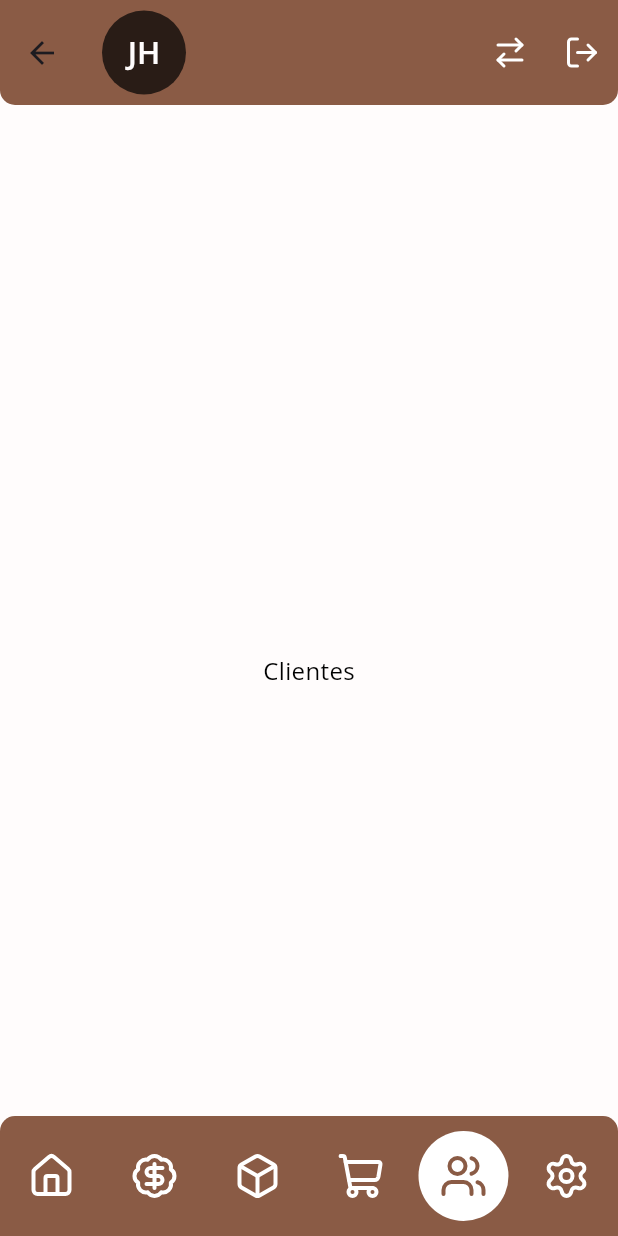
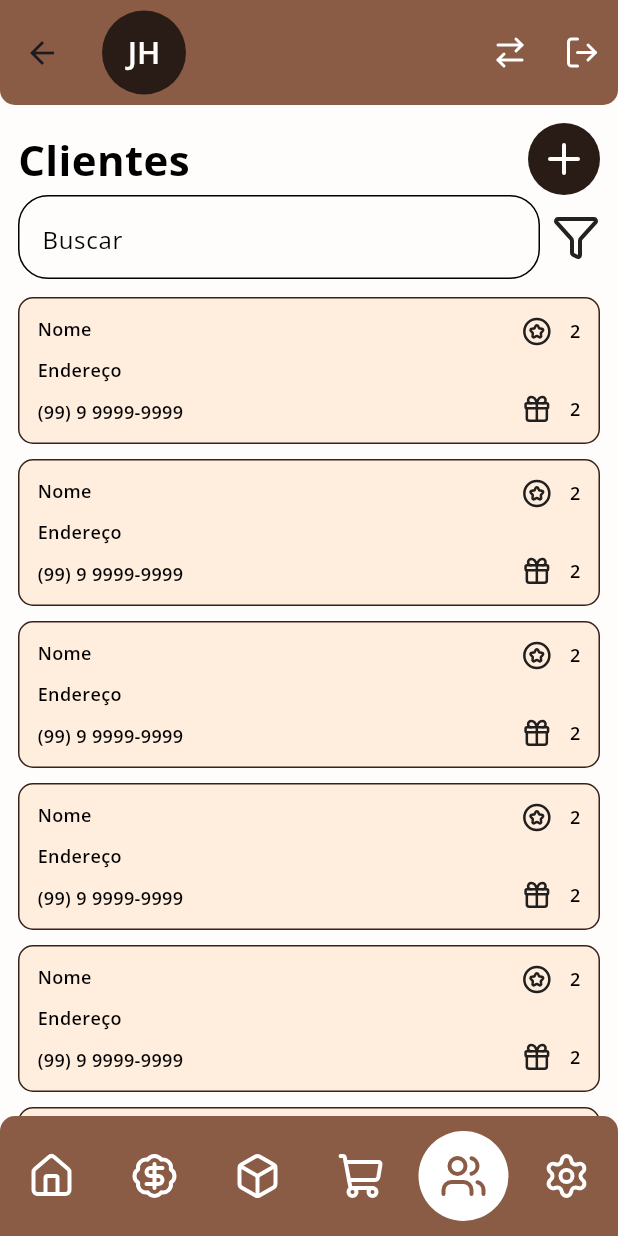
Before and after one commit to Jhyea026/trufapp, a Flutter app: the HomePage screen opened by its route, item 5 of the bottom bar chosen, on a phone screen of 412 x 824 dp. Run offline on Flutter 3.47's test engine with Material 3 defaults, Android fonts, the phone set to English and light mode, and no system bars; drawn by our look-alikes of easy_rich_text; our stand-ins replace diacritic, flutter_lucide, get.

Commit message:
Pagina de clientes criada

```diff
--- /dev/null
+++ b/lib/app/core/components/appCard.dart
@@ -0,0 +1,28 @@
+import 'package:flutter/material.dart';
+import 'package:trufapp/app/core/theme/app_colors.dart';
+
+class Appcard extends StatelessWidget {
+  final Widget filho;
+  final double? altura;
+  final EdgeInsetsGeometry? padding;
+
+  const Appcard({super.key, required this.filho, this.altura, this.padding,});
+
+  @override
+  Widget build(BuildContext context) {
+    return Container(
+      padding: padding ?? EdgeInsets.all(12),
+      margin: EdgeInsets.only(bottom: 10),
+      decoration: BoxDecoration(
+        color: AppColors.lightMocha30,
+        border: BoxBorder.all(
+          color: AppColors.darkMocha450
+        ),
+        borderRadius: BorderRadius.circular(10)
+      ),
+      width: 500,
+      height: altura ?? 98,
+      child: filho,
+    );
+  }
+}
--- a/lib/app/core/components/custom_text_field.dart
+++ b/lib/app/core/components/custom_text_field.dart
@@ -8,6 +8,7 @@ class CustomTextField extends StatelessWidget {
   final TextEditingController controller;
   final VoidCallback? onChanged;
   final double? width, height;
+  final BorderRadius? borderRadius;
   final Widget? prefix;
   final Color? borderColor, colorHint;
   final bool obscure;
@@ -21,7 +22,7 @@ class CustomTextField extends StatelessWidget {
     this.height,
     this.prefix,
     this.borderColor,
-    this.obscure = false, this.colorHint,
+    this.obscure = false, this.colorHint, this.borderRadius,
   });
 
   @override
@@ -51,12 +52,12 @@ class CustomTextField extends StatelessWidget {
           ), // altera o estilo do texto placheorder
           // altera a cor das bordas quando não tá focado
           enabledBorder: OutlineInputBorder(
-            borderRadius: BorderRadius.circular(10),
+            borderRadius: borderRadius ?? BorderRadius.circular(10),
             borderSide: BorderSide(color: borderColor ?? AppColors.lightMocha10),
           ),
           focusedBorder: OutlineInputBorder(
             // Altera a cor das bordas quando tá focado
-            borderRadius: BorderRadius.circular(10),
+            borderRadius: borderRadius ?? BorderRadius.circular(10),
             borderSide: BorderSide(color: borderColor ?? AppColors.lightMocha10),
           ),
           // focusColor: Colors.red,
--- /dev/null
+++ b/lib/app/pages/clientes/clientes_Page.dart
@@ -0,0 +1,126 @@
+// ignore: file_names
+import 'package:flutter/material.dart';
+import 'package:flutter_lucide/flutter_lucide.dart';
+import 'package:get/get.dart';
+import 'package:trufapp/app/core/components/addButtom.dart';
+import 'package:trufapp/app/core/components/appCard.dart';
+import 'package:trufapp/app/core/components/apptext.dart';
+import 'package:trufapp/app/core/components/custom_button.dart';
+import 'package:trufapp/app/core/components/custom_text_field.dart';
+import 'package:trufapp/app/core/theme/app_colors.dart';
+import 'package:trufapp/app/core/theme/app_fonts_weight.dart';
+import 'package:trufapp/app/pages/dialogs/bottom_sheet_padrao.dart';
+import 'package:trufapp/app/pages/dialogs/modal_padrao.dart';
+
+class ClientesPage extends StatelessWidget {
+  const ClientesPage({super.key});
+
+  @override
+  Widget build(BuildContext context) {
+    return Container(
+      padding: EdgeInsets.only(
+        left: 12,
+        right: 12,
+        top: 12,
+        bottom: Get.width < 600 ? 80 : 12,
+      ),
+      child: Column(
+        children: [
+          Column(
+            children: [
+              Row(
+                mainAxisAlignment: MainAxisAlignment.spaceBetween,
+                        children: [
+                          AppText(
+                            text: 'Clientes',
+                            color: AppColors.darkMocha240,
+                            fontSize: 28,
+                            fontWeight: AppFontsWeight.bold,
+                          ),
+                          Addbuttom(acao: () {}),
+                        ],
+              ),
+              Row(
+                children: [
+                  Expanded(
+                    child: CustomTextField(
+                      hintText: 'Buscar',
+                      controller: TextEditingController(),
+                      borderColor: AppColors.darkMocha240,
+                      colorHint: AppColors.darkMocha240,
+                      borderRadius: BorderRadius.circular(20),
+                    ),
+                  ),
+                  Padding(
+                    padding: const EdgeInsets.only(left: 8.0),
+                    child: CustomButton(
+                      acao: () {
+                        if (Get.width > 600) {
+                          Get.dialog(ModalPadrao(filho: AppText(text: "text")));
+                        } else {
+                          Get.bottomSheet(
+                            BottomSheetPadrao(filho: AppText(text: "text")),
+                          );
+                        }
+                      },
+                      largura: 32,
+                      filho: Icon(LucideIcons.funnel, size: 32),
+                      mostraBorda: false,
+                    ),
+                  ),
+                ],
+              ),
+            ],
+          ),
+          SizedBox(height: 12),
+          Expanded(
+            child: SingleChildScrollView(
+              child: Column(
+                children: [
+                  ...List.generate(
+                    10,
+                    (index) => Appcard(filho:
+                  Row(
+                    mainAxisAlignment: MainAxisAlignment.spaceBetween,
+
+                    children: [
+                      Column(
+                        mainAxisAlignment: MainAxisAlignment.spaceBetween,
+                        crossAxisAlignment: CrossAxisAlignment.start,
+                        children: [
+                          AppText(text: 'Nome', color: AppColors.darkMocha240,fontSize: 12, fontWeight: AppFontsWeight.semiBold,),
+                          AppText(text: 'Endereço', color: AppColors.darkMocha240,fontSize: 12, fontWeight: AppFontsWeight.semiBold),
+                          AppText(text: '(99) 9 9999-9999', color: AppColors.darkMocha240,fontSize: 12, fontWeight: AppFontsWeight.semiBold),
+                        ],
+                      ),
+                      Column(
+                        mainAxisAlignment: MainAxisAlignment.spaceBetween,
+                        children: [
+                          Row(
+                            children: [
+                              Icon(LucideIcons.circle_star, size: 20,),
+                              SizedBox(width: 12,),
+                              AppText(text: '2', color: AppColors.darkMocha240,fontSize: 12, fontWeight: AppFontsWeight.semiBold),
+                            ],
+                          ),
+                          Row(
+                            children: [
+                              Icon(LucideIcons.gift, size: 20,),
+                              SizedBox(width: 12,),
+                              AppText(text: '2', color: AppColors.darkMocha240,fontSize: 12, fontWeight: AppFontsWeight.semiBold),
+                            ],
+                          ),
+                        ],
+                      )
+                    ],
+                  )),
+                  )
+                ],
+              ),
+            ),
+          )
+        ],
+      ),
+    );
+  }
+}
--- a/lib/app/pages/dashboard/dashboard_page.dart
+++ b/lib/app/pages/dashboard/dashboard_page.dart
@@ -27,6 +27,7 @@ class DashboardPage extends StatelessWidget {
             SizedBox(height: 8),
             MasonryGridView(
               shrinkWrap: true,
+              physics: NeverScrollableScrollPhysics(),
               gridDelegate: SliverSimpleGridDelegateWithFixedCrossAxisCount(
                 crossAxisCount: 2,
               ),
--- a/lib/app/pages/home/home_controller.dart
+++ b/lib/app/pages/home/home_controller.dart
@@ -6,6 +6,7 @@ import 'package:trufapp/app/core/models/itens_menu_modelo.dart';
 import 'package:trufapp/app/core/routes/pages_routes.dart';
 import 'package:trufapp/app/core/theme/app_colors.dart';
 import 'package:trufapp/app/pages/carrinho/carrinho_page.dart';
+import 'package:trufapp/app/pages/clientes/clientes_Page.dart';
 import 'package:trufapp/app/pages/dashboard/dashboard_page.dart';
 import 'package:trufapp/app/pages/configuracoes/configuracoes_pages.dart';
 import 'package:trufapp/app/pages/vendas/vendas_pages.dart';
@@ -40,9 +41,7 @@ class HomeController extends GetxController {
     ItensMenuModelo(
       chave: "clientes",
       icone: LucideIcons.users,
-      tela: const Center(
-        child: AppText(text: "Clientes", color: AppColors.darkMocha240),
-      ),
+      tela: const ClientesPage(),
     ),
     // ItensMenuModelo(
     //   chave: "relatorios",
--- a/lib/app/pages/home/home_page.dart
+++ b/lib/app/pages/home/home_page.dart
@@ -1,4 +1,5 @@
 import 'package:flutter/material.dart';
+import 'package:flutter/services.dart';
 import 'package:flutter_lucide/flutter_lucide.dart';
 import 'package:get/get.dart';
 import 'package:trufapp/app/core/components/apptext.dart';
@@ -36,6 +37,9 @@ class HomePage extends StatelessWidget {
           ? null
           : AppBar(
               toolbarHeight: 70,
+              systemOverlayStyle: SystemUiOverlayStyle(
+                statusBarColor: AppColors.darkMocha410,
+              ),
               shape: const RoundedRectangleBorder(
                 borderRadius: BorderRadius.vertical(
                   bottom: Radius.circular(10),
--- a/lib/app/pages/login/login_page.dart
+++ b/lib/app/pages/login/login_page.dart
@@ -26,6 +26,7 @@ class LoginPage extends StatelessWidget {
               Column(
                 children: [
                   Image.asset('assets/images/TrufApp_logo.png'),
+
                   Container(
                     constraints: BoxConstraints(maxWidth: 400),
                     decoration: BoxDecoration(
--- a/lib/app/pages/vendas/vendas_pages.dart
+++ b/lib/app/pages/vendas/vendas_pages.dart
@@ -48,6 +48,7 @@ class VendasPages extends StatelessWidget {
                       controller: TextEditingController(),
                       borderColor: AppColors.darkMocha240,
                       colorHint: AppColors.darkMocha240,
+                      borderRadius: BorderRadius.circular(20),
                     ),
                   ),
                   Padding(
```
Also changed, not shown: flutter_01.png (added), flutter_02.png (added), lib/app/pages/clientes/clientes_Controller.dart (added), 8 other files.
